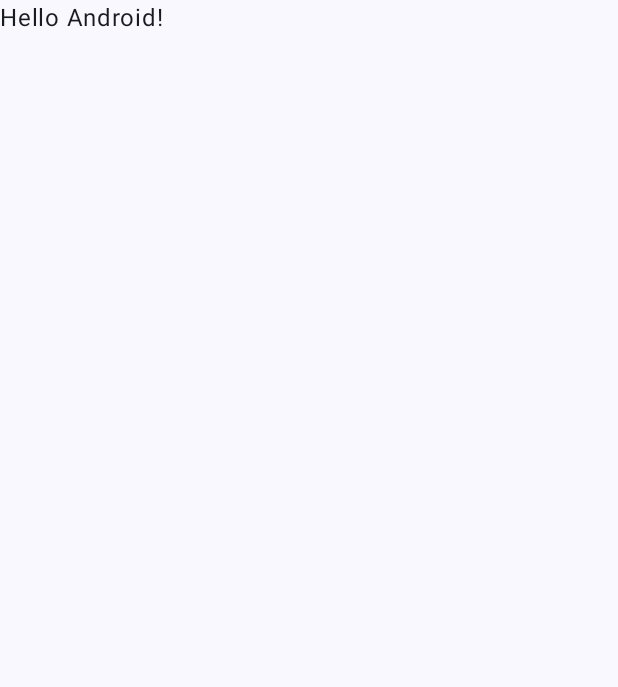
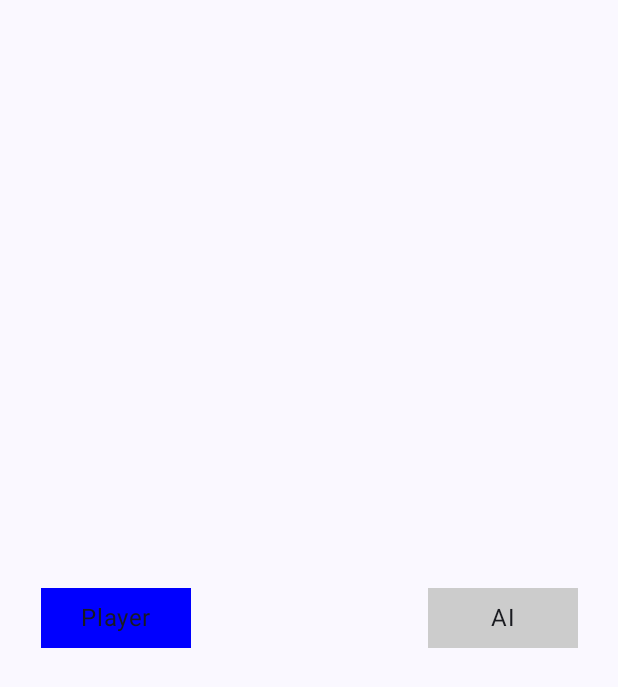
Before and after one commit to rustam432184798213651/TicTacToe, an Android app built with Jetpack Compose: the screen it shows after launch (MainActivity), on a phone screen of 412 x 824 dp. Before the commit the part shown is almost empty. Shown: the top 687 px of the screen. Run offline under Robolectric (Android 15) with nearby library versions, the phone set to English and light mode, and no system bars.

Commit message:
Add two boxes: AI and playerbox

```diff
--- a/app/src/main/java/com/example/tictactoe/MainActivity.kt
+++ b/app/src/main/java/com/example/tictactoe/MainActivity.kt
@@ -1,15 +1,29 @@
 package com.example.tictactoe
 
+import android.annotation.SuppressLint
 import android.os.Bundle
 import androidx.activity.ComponentActivity
 import androidx.activity.compose.setContent
+import androidx.compose.foundation.background
+import androidx.compose.foundation.layout.Arrangement
+import androidx.compose.foundation.layout.Box
+import androidx.compose.foundation.layout.Row
+import androidx.compose.foundation.layout.Spacer
 import androidx.compose.foundation.layout.fillMaxSize
+import androidx.compose.foundation.layout.padding
+import androidx.compose.foundation.layout.width
 import androidx.compose.material3.MaterialTheme
 import androidx.compose.material3.Surface
 import androidx.compose.material3.Text
 import androidx.compose.runtime.Composable
+import androidx.compose.runtime.mutableStateListOf
+import androidx.compose.runtime.mutableStateOf
+import androidx.compose.runtime.remember
+import androidx.compose.ui.Alignment
 import androidx.compose.ui.Modifier
+import androidx.compose.ui.graphics.Color
 import androidx.compose.ui.tooling.preview.Preview
+import androidx.compose.ui.unit.dp
 import com.example.tictactoe.ui.theme.TicTacToeTheme
 
 class MainActivity : ComponentActivity() {
@@ -22,25 +36,53 @@ class MainActivity : ComponentActivity() {
                     modifier = Modifier.fillMaxSize(),
                     color = MaterialTheme.colorScheme.background
                 ) {
-                    Greeting("Android")
+                    TTTScreen()
                 }
             }
         }
     }
 }
 
+@SuppressLint("RememberReturnType")
 @Composable
-fun Greeting(name: String, modifier: Modifier = Modifier) {
-    Text(
-        text = "Hello $name!",
-        modifier = modifier
-    )
+fun TTTScreen() {
+    // true - player's turn, false - AI's turn
+    val playerTurn = remember{ mutableStateOf(true)}
+
+    val moves = remember {mutableStateListOf<Boolean?>(true, null, false, null, true, false, null, null, null) }
+
+    Header(playerTurn.value)
+    Board(moves)
 }
 
-@Preview(showBackground = true)
 @Composable
-fun GreetingPreview() {
-    TicTacToeTheme {
-        Greeting("Android")
+fun Header(playerTurn: Boolean) {
+    Row(
+        verticalAlignment = Alignment.CenterVertically,
+        horizontalArrangement = Arrangement.SpaceAround
+    ) {
+        val playerBoxColor = if (playerTurn) Color.Blue else Color.LightGray
+        val aiBoxColor = if (playerTurn) Color.LightGray else Color.Red
+
+        Box(modifier = Modifier
+            .width(100.dp)
+            .background(playerBoxColor))
+        {
+            Text(text = "Player", modifier = Modifier
+                                            .padding(8.dp)
+                                            .align(Alignment.Center))
+
+        }
+        Spacer(modifier = Modifier.width(50.dp))
+
+        Box(modifier = Modifier.width(100.dp).background(aiBoxColor)) {
+            Text(text = "AI", modifier = Modifier.padding(8.dp).align(Alignment.Center))
+        }
+
     }
 }
+
+@Composable
+fun Board(moves: List<Boolean?>) {
+
+}
```
